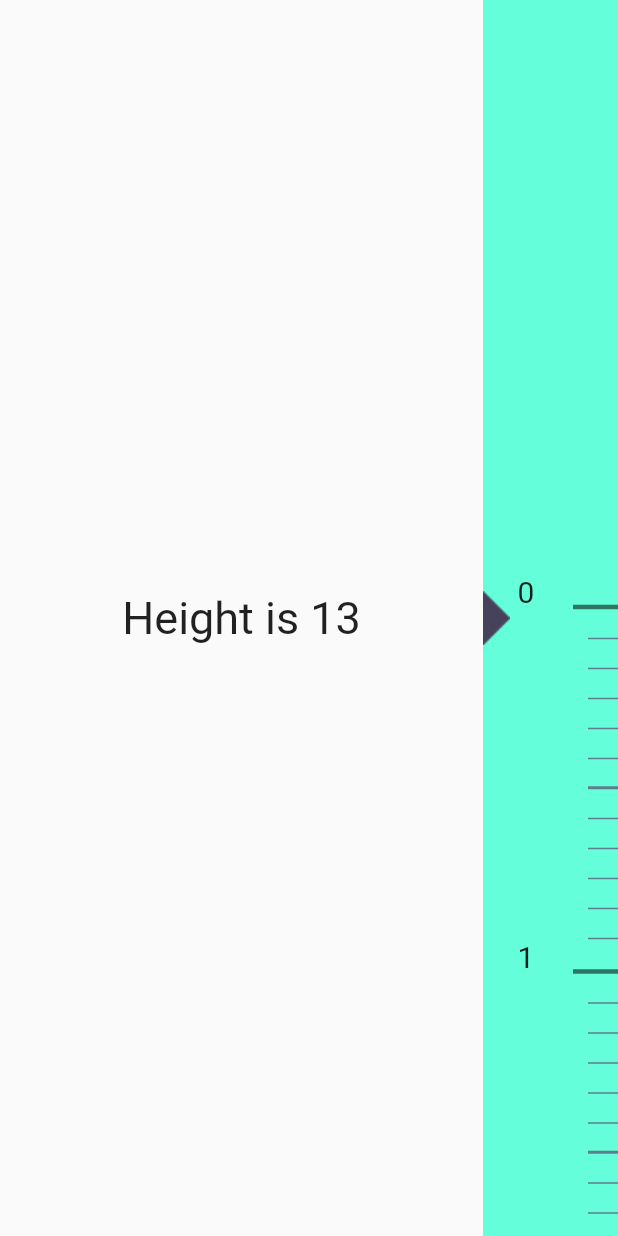
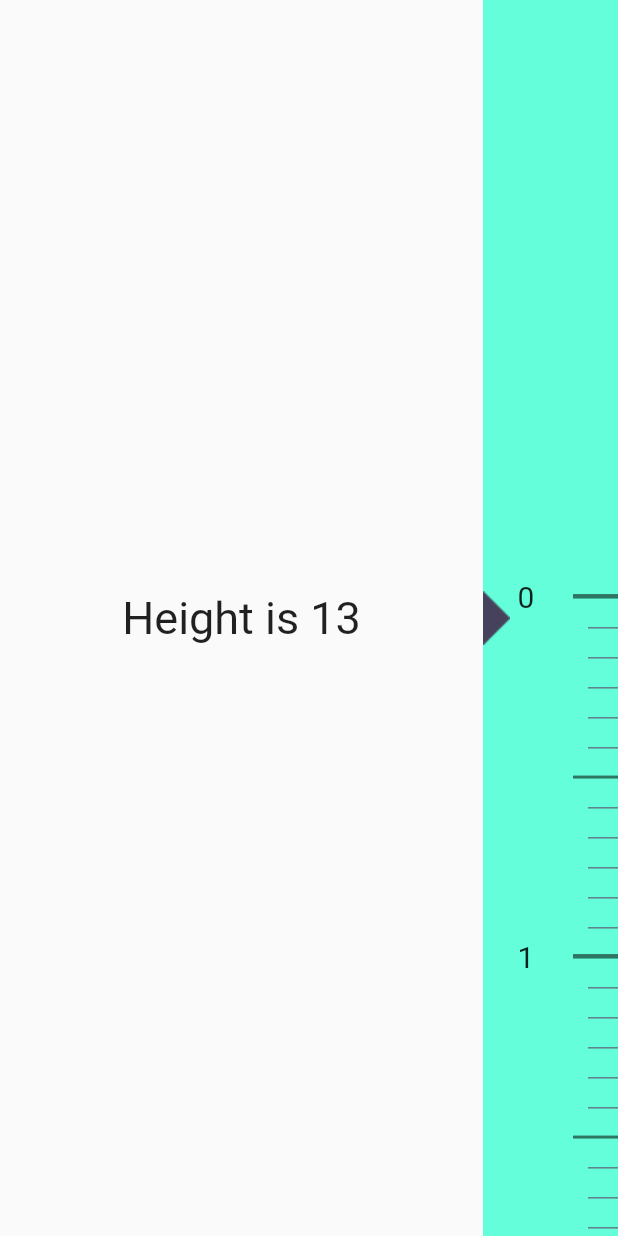
Before and after one commit to pinkeshdarji/HeightWeightScale, a Flutter app: the screen it shows after launch, on a phone screen of 412 x 824 dp. Run offline on Flutter 3.47's test engine with Material 2 defaults, Android fonts, the phone set to English and light mode, and no system bars.

Commit message:
scale alignment set.

```diff
--- a/lib/ui/height_weight_scale.dart
+++ b/lib/ui/height_weight_scale.dart
@@ -64,23 +64,36 @@ class _HeightWeightScalePageState extends State<HeightWeightScalePage> {
                     itemCount: measurementLineList.length,
                     padding: EdgeInsets.only(
                         left: 5,
-                        top: MediaQuery.of(context).size.height * 0.465),
+                        top: MediaQuery.of(context).size.height * 0.46),
                     itemBuilder: (context, index) {
                       final mLine = measurementLineList[index];
 
                       if (mLine.type == Line.big) {
-                        return Row(
-                          mainAxisAlignment: MainAxisAlignment.spaceBetween,
-                          crossAxisAlignment: CrossAxisAlignment.end,
+                        return Stack(
+                          alignment: AlignmentDirectional.bottomEnd,
+                          overflow: Overflow.visible,
                           children: <Widget>[
-                            Text(
-                              '${mLine.value}',
-                              style: TextStyle(fontSize: 20),
+                            Positioned(
+                              top: 7,
+                              left: 0,
+                              child: Text(
+                                '${mLine.value}',
+                                style: TextStyle(fontSize: 20),
+                              ),
                             ),
-                            Container(
-                              height: 3,
-                              width: 30,
-                              decoration: BoxDecoration(color: Colors.black54),
+                            Column(
+                              crossAxisAlignment: CrossAxisAlignment.end,
+                              children: <Widget>[
+                                SizedBox(
+                                  height: 17,
+                                ),
+                                Container(
+                                  height: 3,
+                                  width: 30,
+                                  decoration:
+                                      BoxDecoration(color: Colors.black54),
+                                ),
+                              ],
                             )
                           ],
                         );
@@ -108,8 +121,8 @@ class _HeightWeightScalePageState extends State<HeightWeightScalePage> {
                             ),
                             Container(
                               height: 2,
-                              width: 20,
-                              decoration: BoxDecoration(color: Colors.blueGrey),
+                              width: 30,
+                              decoration: BoxDecoration(color: Colors.black54),
                             ),
                           ],
                         );
```
